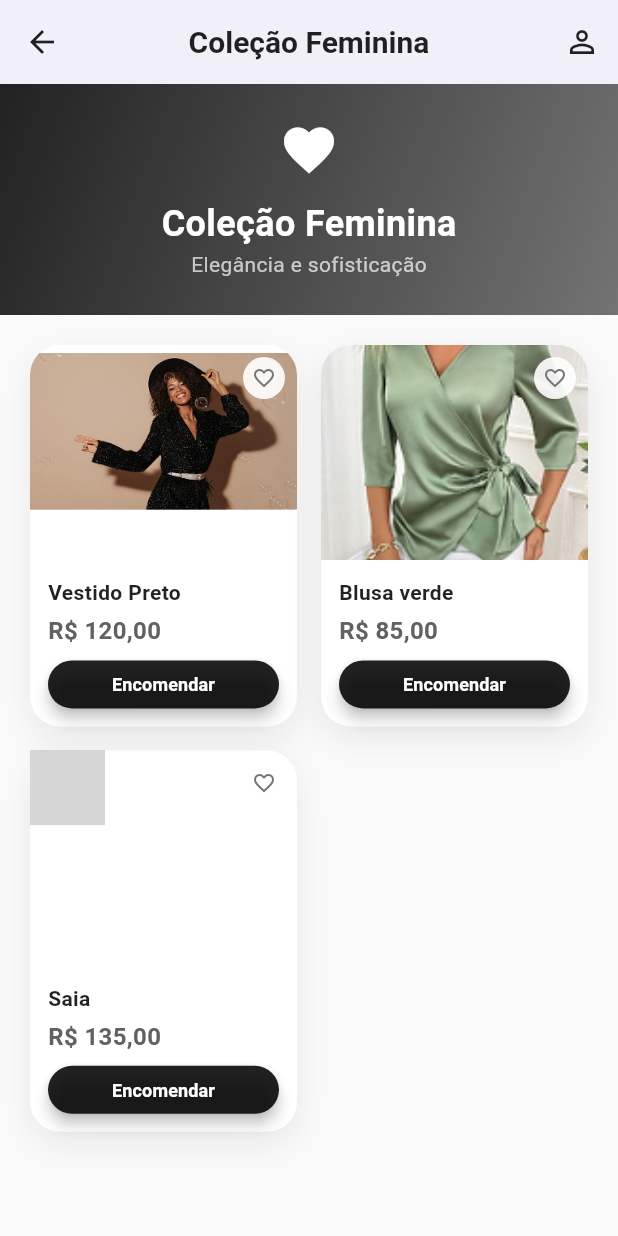
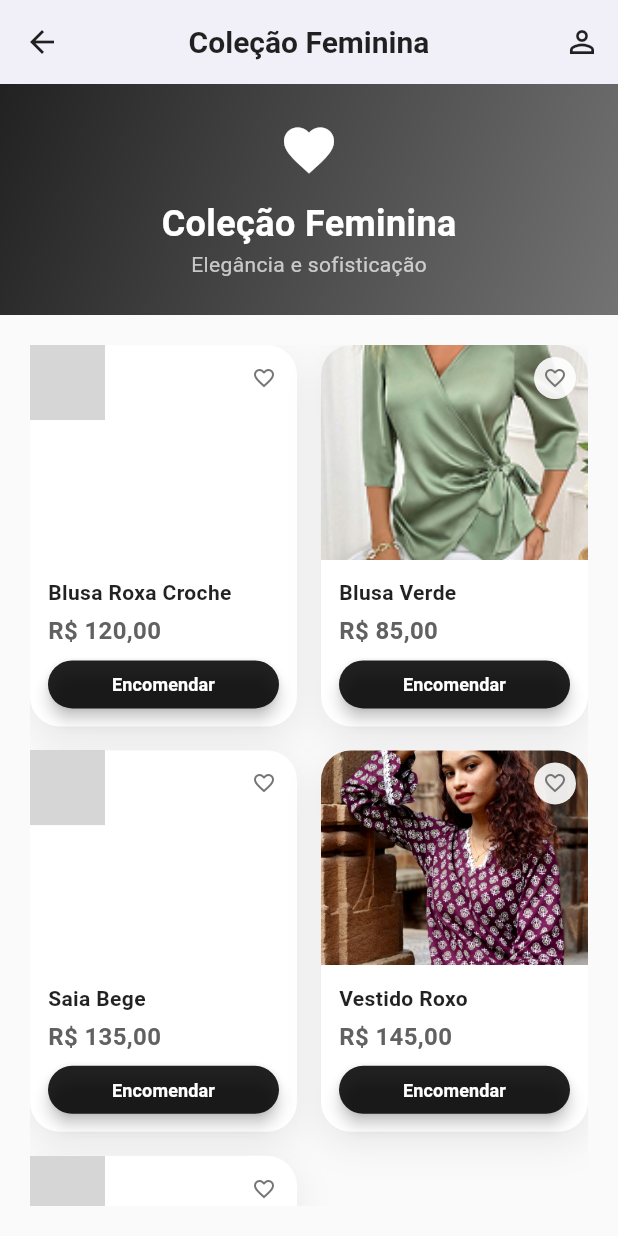
Before and after one commit to jennyfbdn/mobile, a Flutter app: the FemalePage screen opened directly, on a phone screen of 412 x 824 dp. Run offline on Flutter 3.47's test engine with Material 3 defaults, Android fonts, the phone set to English and light mode, and no system bars; grey boxes are pictures that could not be loaded.

Commit message:
20 comiit

```diff
--- a/lib/female_page.dart
+++ b/lib/female_page.dart
@@ -31,20 +31,31 @@ class _FemalePageState extends State<FemalePage> with TickerProviderStateMixin {
 
   final List<Map<String, dynamic>> produtosFemininos = [
     {
-      'nome': 'Vestido Preto',
-      'imagem': 'assets/images/vestido_floral.jpg',
+      'nome': 'Blusa Roxa Croche ',
+      'imagem': 'assets/images/blusaroxa_croche.jpg',
       'preco': 'R\$ 120,00',
     },
     {
-      'nome': 'Blusa verde',
+      'nome': 'Blusa Verde',
       'imagem': 'assets/images/blusa_verde.jpg',
       'preco': 'R\$ 85,00',
     },
     {
-      'nome': 'Saia',
+      'nome': 'Saia Bege',
       'imagem': 'assets/images/blusa_bege.jpg',
       'preco': 'R\$ 135,00',
     },
+    {
+      'nome': 'Vestido Roxo',
+      'imagem': 'assets/images/vestido_roxoestampado.jpg',
+      'preco': 'R\$ 145,00',
+    },
+    {
+      'nome': 'Blusa Branca',
+      'imagem': 'assets/images/blusa_branca.jpg',
+      'preco': 'R\$ 75,00',
+    },
+
   ];
 
   @override
--- a/lib/home_page.dart
+++ b/lib/home_page.dart
@@ -308,7 +308,7 @@ class HomePage extends StatelessWidget {
                               child: Stack(
                                 children: [
                                   Image.asset(
-                                    'assets/images/vestido_floral.jpg',
+                                    'assets/images/secaofem.jpg',
                                     width: double.infinity,
                                     height: double.infinity,
                                     fit: BoxFit.cover,
@@ -372,7 +372,7 @@ class HomePage extends StatelessWidget {
                               child: Stack(
                                 children: [
                                   Image.asset(
-                                    'assets/images/masculinos.png',
+                                    '../assets/images/secaomasc.jpg',
                                     width: double.infinity,
                                     height: double.infinity,
                                     fit: BoxFit.cover,
--- a/lib/home_page_complete.dart
+++ b/lib/home_page_complete.dart
@@ -199,7 +199,7 @@ class HomePage extends StatelessWidget {
                       ),
                       SizedBox(width: 16),
                       Expanded(
-                        child: _categoryCard(context, 'Masculino', 'assets/images/conjunto_social.jpg', () {
+                        child: _categoryCard(context, 'Masculino', 'assets/images/localizacao.jpg', () {
                           Navigator.push(context, MaterialPageRoute(builder: (_) => MalePage()));
                         }),
                       ),
--- a/lib/produtos_page.dart
+++ b/lib/produtos_page.dart
@@ -54,7 +54,7 @@ class _ProdutosPageState extends State<ProdutosPage> with TickerProviderStateMix
       'preco': 'R\$ 12,00',
       'descricao': 'Kit com 20 agulhas de diversos tamanhos',
       'cor': Colors.grey[300],
-      'imagem': 'assets/images/linha.jpg',
+      'imagem': 'assets/images/agulha.jpg',
       'icone': Icons.push_pin,
     },
     {
@@ -70,7 +70,7 @@ class _ProdutosPageState extends State<ProdutosPage> with TickerProviderStateMix
       'preco': 'R\$ 8,50',
       'descricao': 'Fita métrica flexível 150cm',
       'cor': Colors.grey[500],
-      'imagem': 'assets/images/fitametrica.jpg',
+      'imagem': null,
       'icone': Icons.straighten,
     },
     {
@@ -78,7 +78,7 @@ class _ProdutosPageState extends State<ProdutosPage> with TickerProviderStateMix
       'preco': 'R\$ 15,00',
       'descricao': 'Conjunto com 50 botões diversos',
       'cor': Colors.grey[600],
-      'imagem': 'assets/images/botoes_decorativos.jpg',
+      'imagem': 'assets/images/botao.jpg',
       'icone': Icons.radio_button_unchecked,
     },
   ];
```
Also changed, not shown: lib/localizacao_page.dart (+55 -0 lines), lib/male_page.dart (+20 -0 lines), assets/images/blusaroxa_croche.jpg (added), 1 other file.
